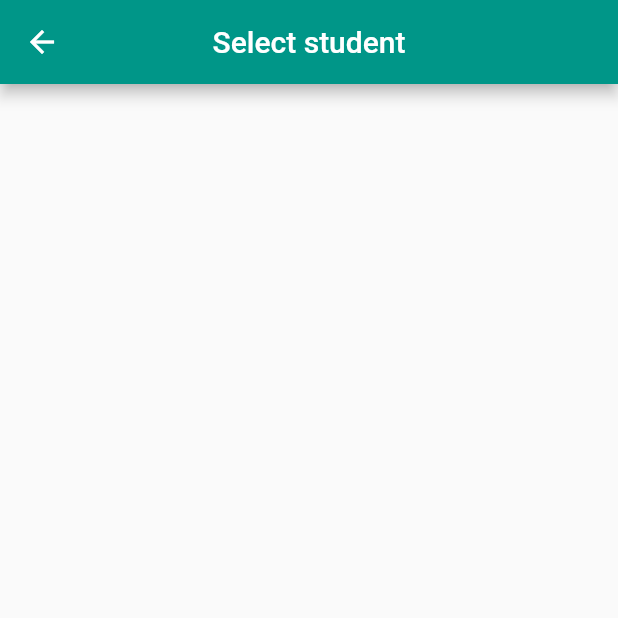
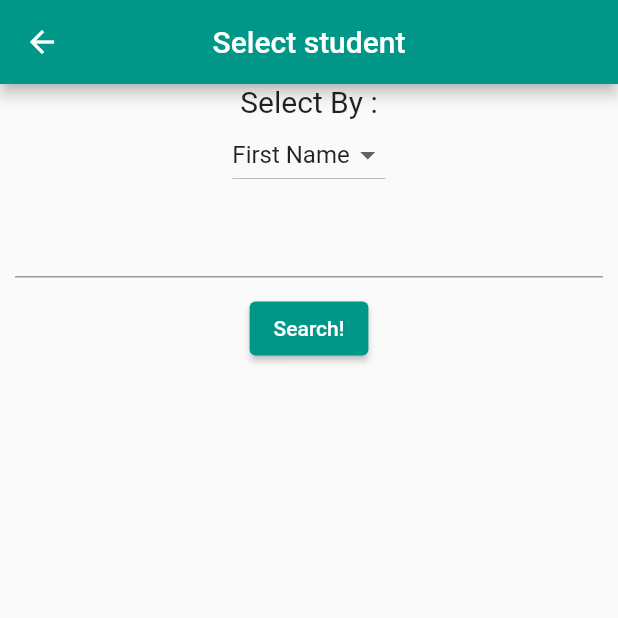
Before and after one commit to mohamedabdallatif/Student-Enrollment, a Flutter app: the SelectionPage screen opened by its route, on a phone screen of 412 x 824 dp, the top half of it. Run offline on Flutter 3.47's test engine with Material 2 defaults, Android fonts, the phone set to English and light mode, and no system bars; network calls fail.

Commit message:
select done

```diff
--- a/lib/select.dart
+++ b/lib/select.dart
@@ -1,4 +1,5 @@
 import 'package:flutter/material.dart';
+import 'package:sql_project/data.dart';
 
 class SelectionPage extends StatefulWidget {
   const SelectionPage({super.key});
@@ -8,15 +9,69 @@ class SelectionPage extends StatefulWidget {
 }
 
 class _SelectionPageState extends State<SelectionPage> {
+  String selectedOption =
+      'First Name'; // This variable will hold the currently selected option
+  var formKey = GlobalKey<FormState>();
+  var searchController = TextEditingController();
   @override
   Widget build(BuildContext context) {
+
     return Scaffold(
       appBar: AppBar(
         title: const Text('Select student'),
         centerTitle: true,
         backgroundColor: Colors.teal,
       ),
-      body: null,
+      body: Column(
+        children: [
+          const Text(
+            'Select By :',
+            style: TextStyle(fontSize: 20),
+          ),
+          DropdownButton<String>(
+            value: selectedOption,
+            onChanged: (String? newValue) {
+              setState(() {
+                selectedOption = newValue!;
+              });
+            },
+            items: <String>['First Name', 'Last Name', 'Gender', 'Nationality']
+                .map<DropdownMenuItem<String>>((String value) {
+              return DropdownMenuItem<String>(
+                value: value,
+                child: Text(value),
+              );
+            }).toList(),
+          ),
+          Padding(
+            padding: const EdgeInsets.all(10.0),
+            child: Form(
+              key: formKey,
+              child: TextFormField(
+                controller: searchController,
+                validator: (value) {
+                      if (value!.length > 100) {
+                        return 'Input can\'t be greater than 100';
+                      }
+                      if (value.length < 2) {
+                        return 'Input can\'t be lesser than 2';
+                      }
+                      return null;
+                    },
+              ),
+            ),
+          ),
+          ElevatedButton(onPressed: (){
+            formKey.currentState!.validate();
+            Navigator.push(context, MaterialPageRoute(
+                builder: (context) =>  StudentData(val: searchController.text,option:selectedOption ,),
+              ));
+          },
+          style: ButtonStyle(backgroundColor: MaterialStateProperty.all(Colors.teal)),
+           child: const Text('Search!',)
+            )
+        ],
+      ),
     );
   }
 }
--- a/pubspec.yaml
+++ b/pubspec.yaml
@@ -36,8 +36,6 @@ dependencies:
   # Use with the CupertinoIcons class for iOS style icons.
   cupertino_icons: ^1.0.2
   intl: ^0.18.0
-  sql_conn: ^0.0.3
-  mysql1: ^0.20.0
   http: ^0.13.5
 
 dev_dependencies:
```
Also changed, not shown: lib/data.dart (added, +67 -0 lines), lib/home.dart (+3 -4 lines), lib/validator.dart (added), pubspec.lock, 1 other file.
